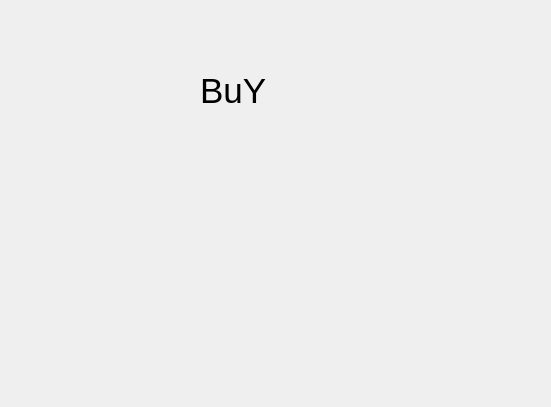
PranaySPatil/Art-Store-Management-System, file buyform.ui: the form before one commit.
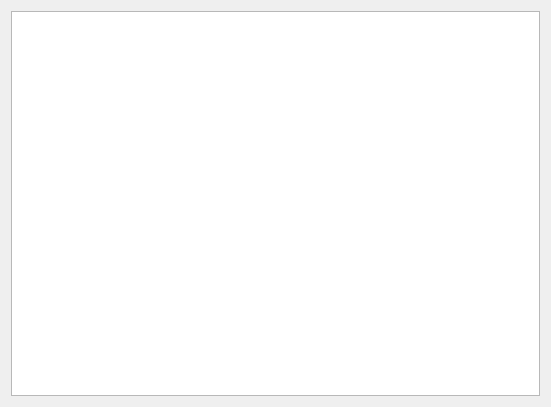
The form after the commit.

Patch:
```diff
--- a/buyform.ui
+++ b/buyform.ui
@@ -13,24 +13,11 @@
   <property name="windowTitle">
    <string>Form</string>
   </property>
-  <widget class="QLabel" name="label">
-   <property name="geometry">
-    <rect>
-     <x>200</x>
-     <y>40</y>
-     <width>171</width>
-     <height>101</height>
-    </rect>
-   </property>
-   <property name="font">
-    <font>
-     <pointsize>26</pointsize>
-    </font>
-   </property>
-   <property name="text">
-    <string>BuY</string>
-   </property>
-  </widget>
+  <layout class="QGridLayout" name="gridLayout">
+   <item row="0" column="0">
+    <widget class="QListWidget" name="listWidgetBuy"/>
+   </item>
+  </layout>
  </widget>
  <resources/>
  <connections/>
```
